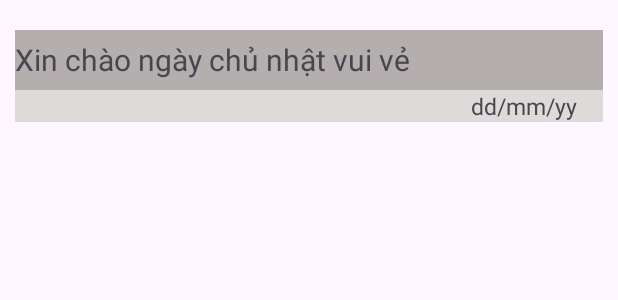
After one commit to bananaa03/Simple-Notes, an Android app: the layout item_note.xml on its own in the app's theme, with its tools: preview values and no code run, on a phone screen of 412 x 824 dp. The commit adds this screen. Shown: the top 300 px of the screen. Run offline under Robolectric (Android 15) with nearby library versions, the phone set to English and light mode, and no system bars.

Commit message:
Add Database folder, note.java, NoteAdapter.java, item_note

```diff
--- /dev/null
+++ b/app/src/main/res/layout/item_note.xml
@@ -0,0 +1,38 @@
+<?xml version="1.0" encoding="utf-8"?>
+<LinearLayout xmlns:android="http://schemas.android.com/apk/res/android"
+    android:layout_width="match_parent"
+    android:layout_height="match_parent"
+    android:orientation="vertical"
+    android:padding="10dp">
+
+    <TextView
+        android:id="@+id/tv_notetitle"
+        android:layout_width="match_parent"
+        android:layout_height="40dp"
+        android:layout_marginTop="10dp"
+        android:background="@color/lessgray1"
+        android:gravity="center_vertical"
+        android:text="Xin chào ngày chủ nhật vui vẻ"
+        android:textSize="20dp" />
+    <LinearLayout
+        android:layout_width="match_parent"
+        android:layout_height="wrap_content"
+        android:orientation="horizontal">
+
+        <TextView
+            android:id="@+id/tv_noteday"
+            android:layout_width="match_parent"
+            android:layout_height="wrap_content"
+            android:layout_weight="8"
+            android:background="@color/lessgray2"
+            android:gravity="right"
+            android:text="dd/mm/yy"
+            android:textSize="15dp" />
+        <TextView
+            android:layout_width="20dp"
+            android:layout_weight="1"
+            android:background="@color/lessgray2"
+            android:textSize="15dp"
+            android:layout_height="wrap_content"/>
+    </LinearLayout>
+    </LinearLayout>
--- a/app/src/main/res/values/colors.xml
+++ b/app/src/main/res/values/colors.xml
@@ -17,4 +17,6 @@
     <color name="lightpurple">#3F2E3E</color>
     <color name="llpurple">#A78295</color>
     <color name="llpink">#FFDFDF</color>
+    <color name="lessgray1">#B5AEAE</color>
+    <color name="lessgray2">#DFDADA</color>
 </resources>
```
Also changed, not shown: app/src/main/java/com/example/ui_do_an/Database/DatabaseHelper.java (added, +146 -0 lines), app/src/main/java/com/example/ui_do_an/Note.java (added, +47 -0 lines), app/src/main/java/com/example/ui_do_an/NoteAdapter.java (added, +58 -0 lines).
